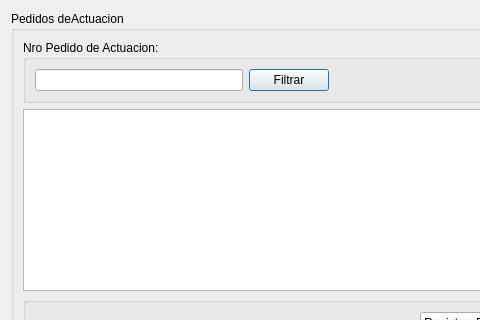
The window that src/ui/DialogRegistrarRecepcionDePedidoDeActuacion.ui (guilleurrutia10/division-transporte) describes before a commit, drawn with Qt 5; both pictures show x 0 to 480 and y 0 to 320 of the 572 by 416 pixel window.
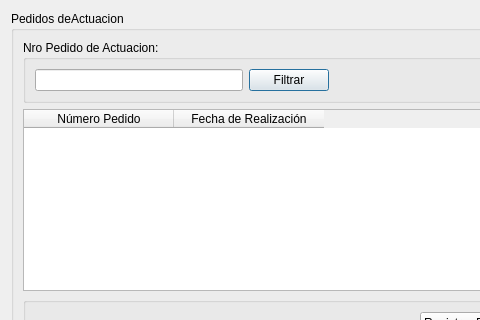
The same window after the commit.

Commit message: Comienzo de registro de recepcion

The edit to the form file:
```diff
--- a/src/ui/DialogRegistrarRecepcionDePedidoDeActuacion.ui
+++ b/src/ui/DialogRegistrarRecepcionDePedidoDeActuacion.ui
@@ -21,7 +21,21 @@
      </property>
      <layout class="QGridLayout" name="gridLayout">
       <item row="1" column="0">
-       <widget class="QTableWidget" name="tableWidget"/>
+       <widget class="QTableWidget" name="tableWidget">
+        <attribute name="horizontalHeaderDefaultSectionSize">
+         <number>150</number>
+        </attribute>
+        <column>
+         <property name="text">
+          <string>Número Pedido</string>
+         </property>
+        </column>
+        <column>
+         <property name="text">
+          <string>Fecha de Realización</string>
+         </property>
+        </column>
+       </widget>
       </item>
       <item row="0" column="0">
        <widget class="QGroupBox" name="groupBox_2">
```
The commit also changes 65 other files.
